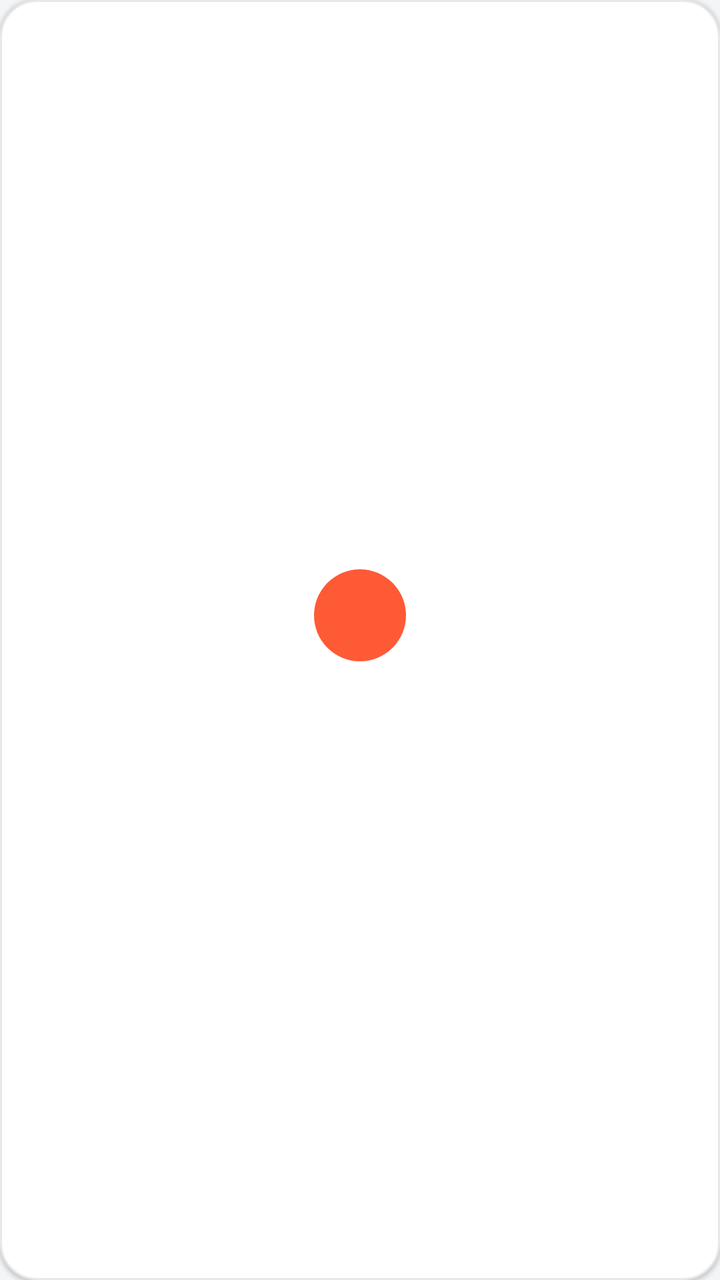
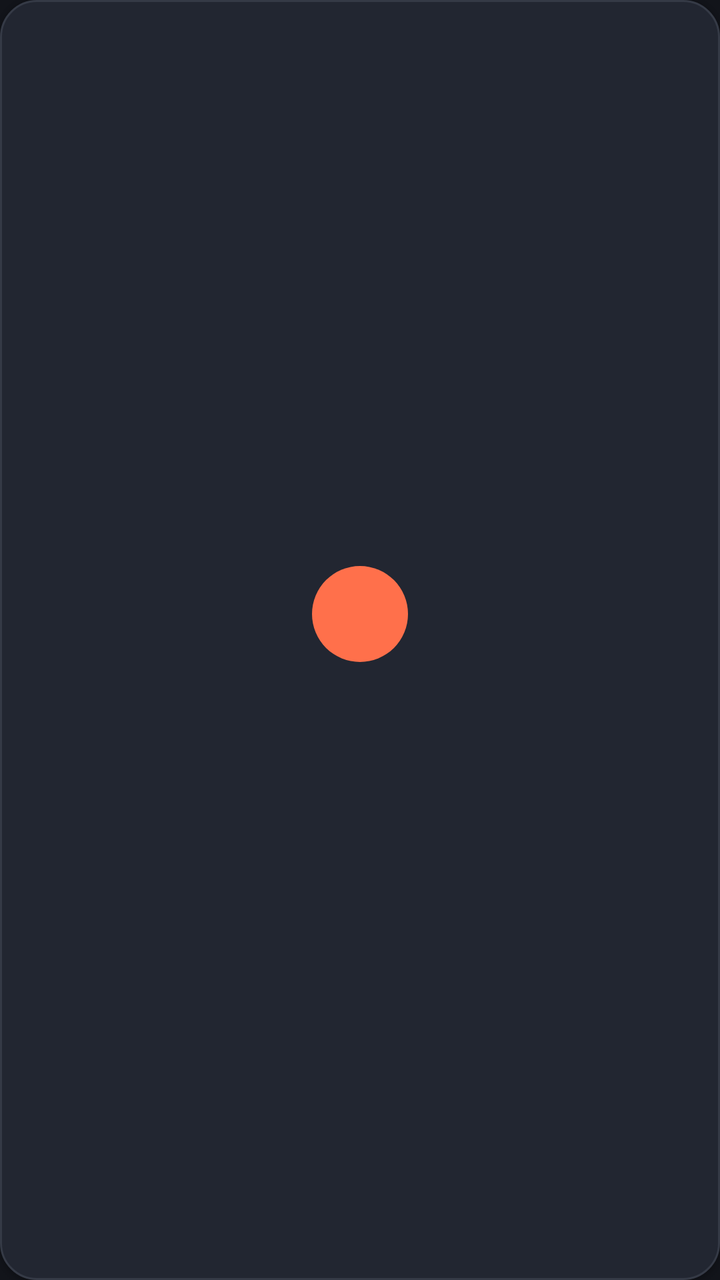

Screens rendered from an Android XML layout before and after an edit, with the pre-edit source and the edit as a unified diff.
<!-- AndroidManifest.xml: application theme Theme.LightweightBrowser -->
<!-- res/layout/shortcut_item.xml -->
<?xml version="1.0" encoding="utf-8"?>
<LinearLayout xmlns:android="http://schemas.android.com/apk/res/android"
    android:layout_width="match_parent"
    android:layout_height="wrap_content"
    android:orientation="vertical"
    android:gravity="center"
    android:clickable="true"
    android:focusable="true"
    android:background="@drawable/shortcut_card_background"
    android:elevation="1dp"
    android:padding="14dp">

    <TextView
        android:id="@+id/shortcutBadge"
        android:layout_width="@dimen/shortcut_icon"
        android:layout_height="@dimen/shortcut_icon"
        android:background="@drawable/shortcut_badge_background"
        android:gravity="center"
        android:textColor="@android:color/white"
        android:textSize="18sp"
        android:textStyle="bold" />

    <TextView
        android:id="@+id/shortcutLabel"
        android:layout_width="match_parent"
        android:layout_height="wrap_content"
        android:layout_marginTop="8dp"
        android:ellipsize="end"
        android:gravity="center"
        android:maxLines="1"
        android:textColor="@color/text_primary"
        android:textSize="12sp" />

</LinearLayout>
<!-- resources referenced by this layout -->
<resources>
  <color name="text_primary">#FF202124</color>
  <dimen name="shortcut_icon">46dp</dimen>
  <!-- drawable shortcut_badge_background (drawable) -->
  <?xml version="1.0" encoding="utf-8"?>
  <shape xmlns:android="http://schemas.android.com/apk/res/android"
      android:shape="oval">
      <solid android:color="@color/brand_accent" />
  </shape>
  <!-- drawable shortcut_card_background (drawable) -->
  <?xml version="1.0" encoding="utf-8"?>
  <shape xmlns:android="http://schemas.android.com/apk/res/android"
      android:shape="rectangle">
      <solid android:color="@color/shortcut_card" />
      <corners android:radius="@dimen/card_radius" />
      <stroke
          android:width="1dp"
          android:color="@color/shortcut_card_border" />
  </shape>
  <style name="Theme.LightweightBrowser" parent="Base.Theme.LightweightBrowser" />
  <color name="brand_accent">#FFFF5A36</color>
  <color name="shortcut_card">#FFFFFFFF</color>
  <dimen name="card_radius">18dp</dimen>
  <color name="shortcut_card_border">#FFE6E8EB</color>
  <style name="Base.Theme.LightweightBrowser" parent="@android:style/Theme.Material.Light.NoActionBar">
          <item name="android:windowBackground">@color/surface_alt</item>
          <item name="android:colorAccent">@color/brand_accent</item>
          <item name="android:statusBarColor">@color/brand_primary_dark</item>
          <item name="android:navigationBarColor">@color/brand_primary_dark</item>
          <item name="android:textColorPrimary">@color/text_primary</item>
          <item name="android:textColorSecondary">@color/text_secondary</item>
      </style>
  <color name="surface_alt">#FFF4F5F7</color>
  <color name="brand_primary_dark">#FF14161C</color>
  <color name="text_secondary">#FF5F6368</color>
</resources>

<!-- the commit's change to res/layout/shortcut_item.xml (unified diff, before → after) -->
@@ -29,6 +29,6 @@
         android:gravity="center"
         android:maxLines="1"
         android:textColor="@color/text_primary"
-        android:textSize="12sp" />
+        android:textSize="13sp" />
 
 </LinearLayout>
<!-- resource entries referenced after the edit -->
@@ -1,7 +1,7 @@
 <!-- resources referenced by this layout -->
 <resources>
-  <color name="text_primary">#FF202124</color>
-  <dimen name="shortcut_icon">46dp</dimen>
+  <color name="text_primary">#FFF2F3F5</color>
+  <dimen name="shortcut_icon">48dp</dimen>
   <!-- drawable shortcut_badge_background (drawable) -->
   <?xml version="1.0" encoding="utf-8"?>
   <shape xmlns:android="http://schemas.android.com/apk/res/android"
@@ -10,20 +10,29 @@
   </shape>
   <!-- drawable shortcut_card_background (drawable) -->
   <?xml version="1.0" encoding="utf-8"?>
-  <shape xmlns:android="http://schemas.android.com/apk/res/android"
-      android:shape="rectangle">
-      <solid android:color="@color/shortcut_card" />
-      <corners android:radius="@dimen/card_radius" />
-      <stroke
-          android:width="1dp"
-          android:color="@color/shortcut_card_border" />
-  </shape>
+  <selector xmlns:android="http://schemas.android.com/apk/res/android">
+      <item android:state_pressed="true">
+          <shape android:shape="rectangle">
+              <solid android:color="@color/chrome_surface_pressed" />
+              <corners android:radius="@dimen/card_radius" />
+              <stroke android:width="1dp" android:color="@color/brand_accent" />
+          </shape>
+      </item>
+      <item>
+          <shape android:shape="rectangle">
+              <solid android:color="@color/shortcut_card" />
+              <corners android:radius="@dimen/card_radius" />
+              <stroke android:width="1dp" android:color="@color/shortcut_card_border" />
+          </shape>
+      </item>
+  </selector>
   <style name="Theme.LightweightBrowser" parent="Base.Theme.LightweightBrowser" />
-  <color name="brand_accent">#FFFF5A36</color>
-  <color name="shortcut_card">#FFFFFFFF</color>
+  <color name="brand_accent">#FFFF704B</color>
+  <color name="chrome_surface_pressed">#FF2C313D</color>
+  <color name="shortcut_card">#FF222631</color>
   <dimen name="card_radius">18dp</dimen>
-  <color name="shortcut_card_border">#FFE6E8EB</color>
-  <style name="Base.Theme.LightweightBrowser" parent="@android:style/Theme.Material.Light.NoActionBar">
+  <color name="shortcut_card_border">#FF353A46</color>
+  <style name="Base.Theme.LightweightBrowser" parent="@android:style/Theme.Material.NoActionBar">
           <item name="android:windowBackground">@color/surface_alt</item>
           <item name="android:colorAccent">@color/brand_accent</item>
           <item name="android:statusBarColor">@color/brand_primary_dark</item>
@@ -31,8 +40,8 @@
           <item name="android:textColorPrimary">@color/text_primary</item>
           <item name="android:textColorSecondary">@color/text_secondary</item>
       </style>
-  <color name="surface_alt">#FFF4F5F7</color>
-  <color name="brand_primary_dark">#FF14161C</color>
-  <color name="text_secondary">#FF5F6368</color>
+  <color name="surface_alt">#FF12141A</color>
+  <color name="brand_primary_dark">#FF0B0D12</color>
+  <color name="text_secondary">#FFAEB3BD</color>
 </resources>
 
